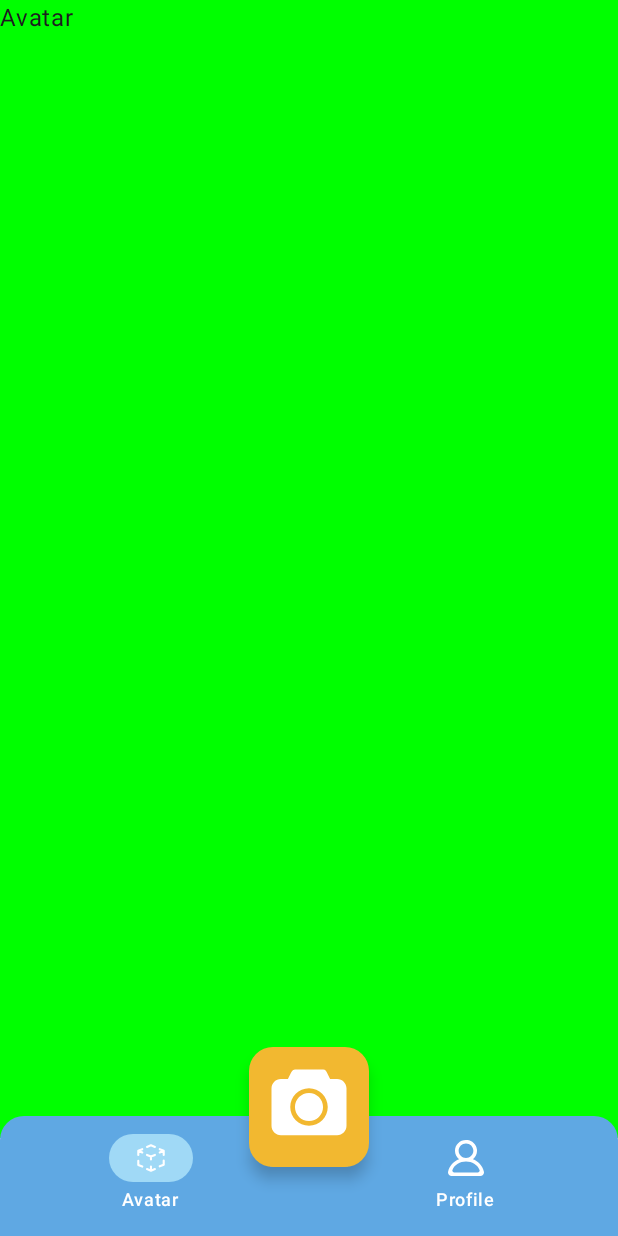
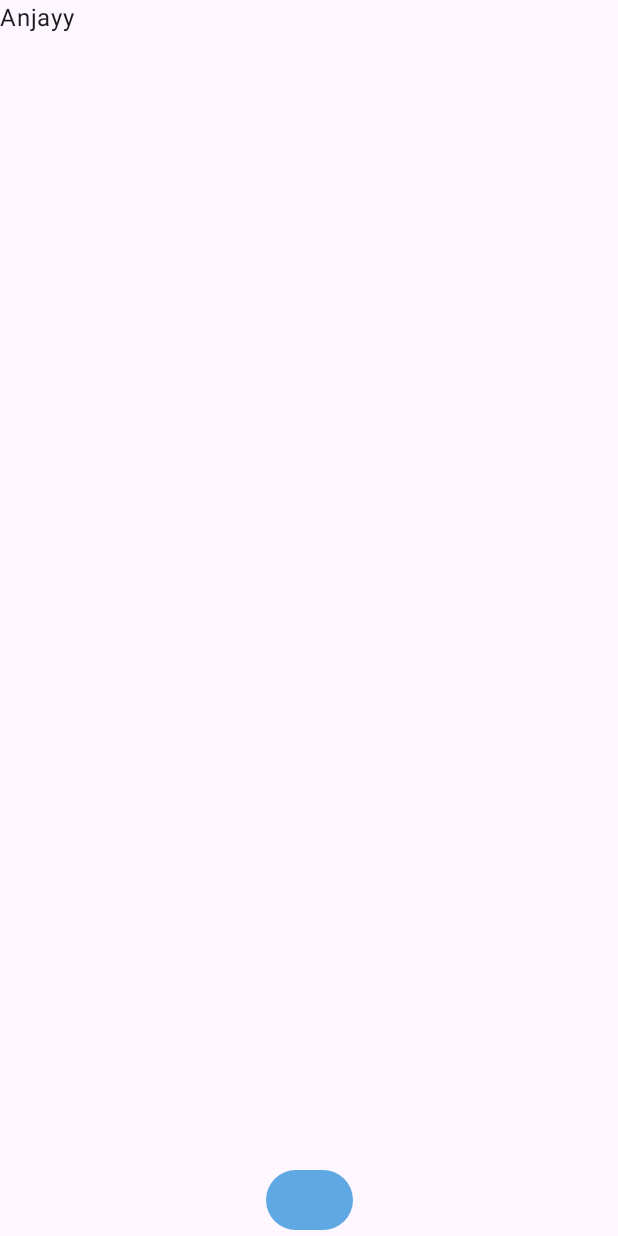
Before and after one commit to Saptamabar/AR-KidsLab, an Android app built with Jetpack Compose: the screen it shows after launch (MainActivity), after a tap on "Camera", on a phone screen of 412 x 824 dp. Run offline under Robolectric (Android 15) with nearby library versions, the phone set to English and light mode, and no system bars.

Commit message:
Adding animation on navbar

```diff
--- a/app/src/main/java/com/example/ar_kidslab/MainActivity.kt
+++ b/app/src/main/java/com/example/ar_kidslab/MainActivity.kt
@@ -1,80 +1,61 @@
 package com.example.ar_kidslab
 
 import android.os.Bundle
-import com.example.ar_kidslab.ui.theme.ARKidsLabTheme
 import androidx.activity.ComponentActivity
+import androidx.activity.OnBackPressedCallback
+import androidx.activity.compose.BackHandler
+import androidx.activity.compose.LocalOnBackPressedDispatcherOwner
 import androidx.activity.compose.setContent
 import androidx.activity.enableEdgeToEdge
-import androidx.compose.foundation.BorderStroke
+import androidx.compose.animation.AnimatedVisibility
+import androidx.compose.animation.fadeIn
+import androidx.compose.animation.fadeOut
+import androidx.compose.animation.slideInVertically
+import androidx.compose.animation.slideOutVertically
 import androidx.compose.foundation.background
-import androidx.compose.foundation.border
-import androidx.compose.foundation.clickable
-import androidx.compose.foundation.layout.Arrangement
 import androidx.compose.foundation.layout.Box
-import androidx.compose.foundation.layout.Column
-import androidx.compose.foundation.layout.Row
-import androidx.compose.foundation.layout.Spacer
-import androidx.compose.foundation.layout.fillMaxHeight
 import androidx.compose.foundation.layout.fillMaxSize
-import androidx.compose.foundation.layout.fillMaxWidth
 import androidx.compose.foundation.layout.offset
 import androidx.compose.foundation.layout.padding
 import androidx.compose.foundation.layout.size
-import androidx.compose.foundation.layout.sizeIn
-import androidx.compose.foundation.shape.CutCornerShape
 import androidx.compose.foundation.shape.RoundedCornerShape
-import androidx.compose.material.icons.Icons
-import androidx.compose.material.icons.filled.AccountBox
-import androidx.compose.material.icons.filled.Done
-import androidx.compose.material.icons.filled.Home
-import androidx.compose.material.icons.filled.Person
-import androidx.compose.material.icons.filled.Settings
-import androidx.compose.material.icons.filled.Star
-import androidx.compose.material3.BottomAppBar
-import androidx.compose.material3.ButtonDefaults
 import androidx.compose.material3.FabPosition
 import androidx.compose.material3.FloatingActionButton
 import androidx.compose.material3.Icon
-import androidx.compose.material3.IconButton
-import androidx.compose.material3.LargeFloatingActionButton
 import androidx.compose.material3.MaterialTheme
 import androidx.compose.material3.NavigationBar
 import androidx.compose.material3.NavigationBarItem
-import androidx.compose.material3.NavigationBarItemColors
 import androidx.compose.material3.NavigationBarItemDefaults
 import androidx.compose.material3.Scaffold
-import androidx.compose.material3.SmallFloatingActionButton
 import androidx.compose.material3.Text
 import androidx.compose.runtime.Composable
+import androidx.compose.runtime.DisposableEffect
 import androidx.compose.runtime.getValue
-import androidx.compose.runtime.mutableIntStateOf
 import androidx.compose.runtime.mutableStateOf
 import androidx.compose.runtime.remember
 import androidx.compose.runtime.setValue
-import androidx.compose.runtime.traceEventStart
-import androidx.compose.ui.Alignment
 import androidx.compose.ui.Modifier
 import androidx.compose.ui.draw.clip
-import androidx.compose.ui.focus.focusModifier
 import androidx.compose.ui.graphics.Color
-import androidx.compose.ui.graphics.RectangleShape
 import androidx.compose.ui.graphics.vector.ImageVector
-import androidx.compose.ui.res.colorResource
 import androidx.compose.ui.res.vectorResource
 import androidx.compose.ui.tooling.preview.Preview
 import androidx.compose.ui.unit.dp
 import androidx.core.splashscreen.SplashScreen.Companion.installSplashScreen
 import androidx.lifecycle.lifecycleScope
+import androidx.navigation.NavController
+import androidx.navigation.NavDestination
 import androidx.navigation.NavDestination.Companion.hasRoute
 import androidx.navigation.NavDestination.Companion.hierarchy
 import androidx.navigation.NavGraph.Companion.findStartDestination
-import androidx.navigation.NavHostController
 import androidx.navigation.compose.NavHost
 import androidx.navigation.compose.composable
 import androidx.navigation.compose.currentBackStackEntryAsState
 import androidx.navigation.compose.rememberNavController
-import kotlinx.coroutines.delay
-import kotlinx.coroutines.launch
+import com.example.ar_kidslab.View.ARList
+import com.example.ar_kidslab.View.Cameraview
+import com.example.ar_kidslab.View.Profile
+import com.example.ar_kidslab.ui.theme.ARKidsLabTheme
 
 class MainActivity : ComponentActivity() {
     override fun onCreate(savedInstanceState: Bundle?) {
@@ -96,25 +77,31 @@ fun NavBarWithFAB(modifier: Modifier = Modifier) {
     val navController = rememberNavController()
 
     val navItemList = listOf(
-        NavigationItem("Avatar", ImageVector.vectorResource(R.drawable.vector), arList),
+        NavigationItem("AR List", ImageVector.vectorResource(R.drawable.vector), arList),
         NavigationItem("Profile", ImageVector.vectorResource(R.drawable.dribbble_light_preview), dashboard)
     )
-
-    var selectedIndex by remember { mutableStateOf(1) }
+    var isFloatingButtonVisible by remember { mutableStateOf(true) }
+    var isBottomBarVisible by remember { mutableStateOf(true) }
 
     Scaffold(
         bottomBar = {
-            NavigationBar(containerColor = MaterialTheme.colorScheme.primary,modifier = Modifier.clip(RoundedCornerShape(topStart = 16.dp, topEnd = 16.dp))) {
+            AnimatedVisibility(
+                visible = isBottomBarVisible,
+                enter = slideInVertically(initialOffsetY = { it }),
+                exit = slideOutVertically(targetOffsetY = { it })
+            ){
+            if (isBottomBarVisible){
+            NavigationBar(containerColor = MaterialTheme.colorScheme.primary,modifier = Modifier.clip(RoundedCornerShape(topStart = 16.dp, topEnd = 16.dp)
+                )) {
                 val navBackStackEntry = navController.currentBackStackEntryAsState().value
                 val currentDestination = navBackStackEntry?.destination
-                navItemList.forEachIndexed {index, navigationItem ->
+                navItemList.forEach {navigationItem ->
                     NavigationBarItem(
                         colors = NavigationBarItemDefaults.colors(selectedIconColor = MaterialTheme.colorScheme.secondary, indicatorColor = MaterialTheme.colorScheme.secondary),
                         selected =  currentDestination?.hierarchy?.any {
                             it.hasRoute(navigationItem.route::class)
                         } == true,
                         onClick = {
-                            selectedIndex = index
                             navController.navigate(navigationItem.route) {
                                 // Pop up to the start destination of the graph to
                                 // avoid building up a large stack of destinations
@@ -138,14 +125,20 @@ fun NavBarWithFAB(modifier: Modifier = Modifier) {
                         },
                         label = {
                             Text(color = Color.White,text = navigationItem.label)
-                                },
+                        },
                     )
                 }
             }
-        },
+        } }},
         floatingActionButton = {
+            AnimatedVisibility(visible = isFloatingButtonVisible,
+                enter = slideInVertically(initialOffsetY = { it }),
+                exit = slideOutVertically()) {  if(isFloatingButtonVisible){
             FloatingActionButton(
-                onClick = { /* Handle FAB click */ },
+                onClick = { navController.navigate(cameraview)
+                            isBottomBarVisible = false
+                            isFloatingButtonVisible = false
+                          },
                 containerColor = MaterialTheme.colorScheme.tertiary,
                 modifier = Modifier
                     .offset(y = 50.dp)
@@ -155,10 +148,10 @@ fun NavBarWithFAB(modifier: Modifier = Modifier) {
                     imageVector = ImageVector.vectorResource(R.drawable.camera_svgrepo_com),
                     contentDescription = "Camera",
                     tint = Color.White,
-                    modifier = Modifier.size(60.dp)  // Ukuran ikon di dalam FAB
+                    modifier = Modifier.size(60.dp)
                 )
             }
-        },
+        }}},
         floatingActionButtonPosition = FabPosition.Center,
         content = { innerPadding ->
             val topPadding = innerPadding.calculateTopPadding()
@@ -170,15 +163,28 @@ fun NavBarWithFAB(modifier: Modifier = Modifier) {
                         bottom = bottomPadding))
                 }
                 composable<arList> {
-                    Avatar(modifier.padding(
+                    ARList(modifier.padding(
                         bottom = bottomPadding))
+                }
+                composable<cameraview> {
+
+                        // Tambahkan BackHandler untuk halaman cameraview
+                        BackHandler(enabled = true) {
+                            // Kembali ke halaman sebelumnya
+                            navController.popBackStack()
+                            // Tampilkan kembali BottomBar dan FAB
+                            isBottomBarVisible = true
+                            isFloatingButtonVisible = true
+                        }
+
+
+                    Cameraview(modifier.padding(innerPadding))
+
                 }
             }
         }
     )
 }
-
-
 
 @Preview(showBackground = true)
 @Composable
@@ -189,21 +195,3 @@ fun DefaultPreview() {
         }
     }
 }
-
-@Composable
-fun Profile(modifier: Modifier) {
-    Box(modifier = modifier
-        .fillMaxSize()
-        .background(Color.Blue)) {
-        Text(text = "Profile")
-    }
-}
-
-@Composable
-fun Avatar(modifier: Modifier) {
-    Box(modifier = modifier
-        .fillMaxSize()
-        .background(Color.Green)) {
-        Text(text = "Avatar")
-    }
-}
--- a/app/src/main/java/com/example/ar_kidslab/Navigation.kt
+++ b/app/src/main/java/com/example/ar_kidslab/Navigation.kt
@@ -11,6 +11,9 @@ import kotlinx.serialization.Serializable
 object dashboard
 @Serializable
 object arList
+@Serializable
+object cameraview
+
 
 // Model untuk item navigasi
 data class NavigationItem(
--- /dev/null
+++ b/app/src/main/java/com/example/ar_kidslab/View/ARListView.kt
@@ -0,0 +1,19 @@
+package com.example.ar_kidslab.View
+
+import androidx.compose.foundation.background
+import androidx.compose.foundation.layout.Box
+import androidx.compose.foundation.layout.fillMaxSize
+import androidx.compose.material3.Text
+import androidx.compose.runtime.Composable
+import androidx.compose.ui.Modifier
+import androidx.compose.ui.graphics.Color
+
+
+@Composable
+fun ARList(modifier: Modifier) {
+    Box(modifier = modifier
+        .fillMaxSize()
+        .background(Color.Green)) {
+        Text(text = "Augmented Reality")
+    }
+}
--- /dev/null
+++ b/app/src/main/java/com/example/ar_kidslab/View/CameraView.kt
@@ -0,0 +1,21 @@
+package com.example.ar_kidslab.View
+
+import androidx.activity.compose.BackHandler
+import androidx.compose.foundation.layout.Box
+import androidx.compose.foundation.layout.fillMaxSize
+import androidx.compose.foundation.layout.padding
+import androidx.compose.material3.Button
+import androidx.compose.material3.Scaffold
+import androidx.compose.material3.Text
+import androidx.compose.material3.rememberBottomAppBarState
+import androidx.compose.runtime.Composable
+import androidx.compose.ui.Alignment
+import androidx.compose.ui.Modifier
+
+@Composable
+fun Cameraview(modifier: Modifier){
+        Box(modifier = modifier.fillMaxSize()){
+            Text(text = "Anjayy")
+            Button(modifier = modifier.align(Alignment.BottomCenter), onClick = {}) { }
+    }
+}
--- /dev/null
+++ b/app/src/main/java/com/example/ar_kidslab/View/ProfileView.kt
@@ -0,0 +1,25 @@
+package com.example.ar_kidslab.View
+
+import androidx.compose.foundation.background
+import androidx.compose.foundation.layout.Box
+import androidx.compose.foundation.layout.fillMaxSize
+import androidx.compose.material3.Text
+import androidx.compose.runtime.Composable
+import androidx.compose.ui.Modifier
+import androidx.compose.ui.graphics.Color
+import androidx.compose.ui.tooling.preview.Preview
+
+@Composable
+fun Profile(modifier: Modifier) {
+    Box(modifier = modifier
+        .fillMaxSize()
+        .background(Color.Blue)) {
+        Text(text = "Profile")
+    }
+}
+
+@Preview
+@Composable
+fun ProfilePreview() {
+    Profile(modifier = Modifier)
+}
```
